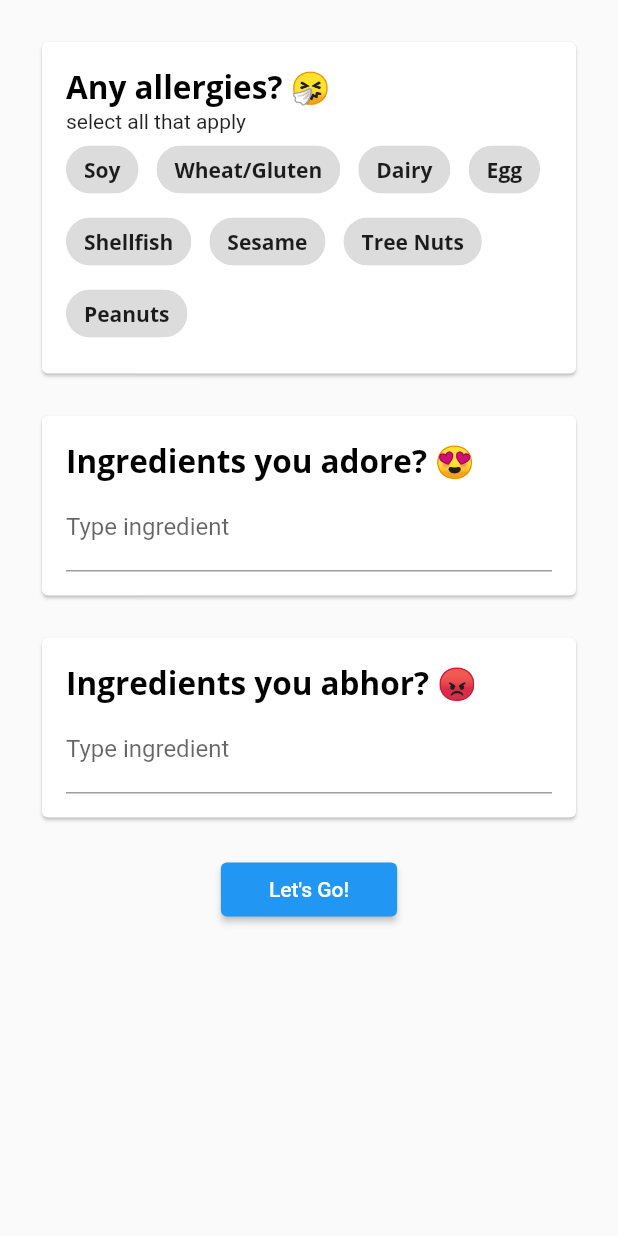
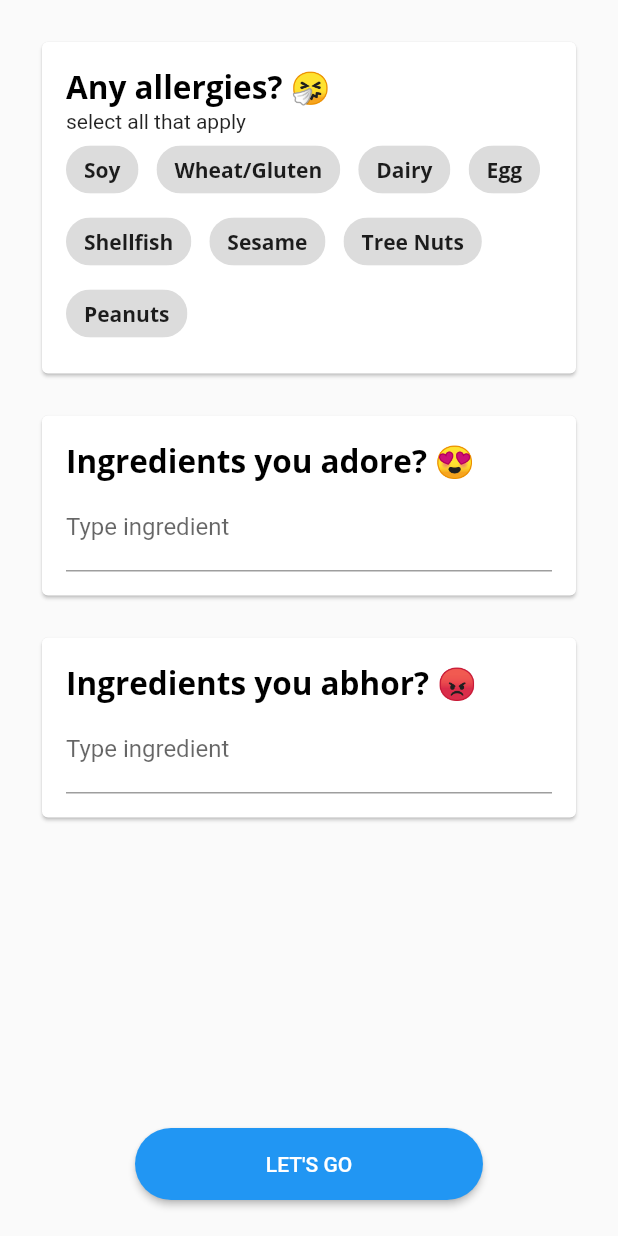
Before and after one commit to zachsg/bindl, a Flutter app: the screen it shows after launch, after a tap on the "thumb down" icon, after a tap on the "thumb up" icon, on a phone screen of 412 x 824 dp. Run offline on Flutter 3.47's test engine with Material 2 defaults, Android fonts, the phone set to English and light mode, and no system bars; our stand-ins replace flutter_riverpod, flutter_typeahead, google_fonts, shared_preferences, supabase_flutter; accounts and stored records are empty.

```diff
--- a/lib/survey/survey_form.dart
+++ b/lib/survey/survey_form.dart
@@ -27,6 +27,9 @@ class _SurveyFormState extends ConsumerState<SurveyForm> {
   @override
   Widget build(BuildContext context) {
     return Form(
+      child: Column(
+        children: [
+          Expanded(
             child: ListView(
               children: [
                 Card(
@@ -65,14 +68,16 @@ class _SurveyFormState extends ConsumerState<SurveyForm> {
                               decoration: const InputDecoration(
                                   labelText: 'Type ingredient')),
                           suggestionsCallback: (pattern) {
-                      return Ingredients.getSuggestions(ref, pattern, true);
+                            return Ingredients.getSuggestions(
+                                ref, pattern, true);
                           },
                           itemBuilder: (context, suggestion) {
                             return ListTile(
                               title: Text(suggestion as String),
                             );
                           },
-                    transitionBuilder: (context, suggestionsBox, controller) {
+                          transitionBuilder:
+                              (context, suggestionsBox, controller) {
                             return suggestionsBox;
                           },
                           onSuggestionSelected: (suggestion) {
@@ -118,14 +123,16 @@ class _SurveyFormState extends ConsumerState<SurveyForm> {
                               decoration: const InputDecoration(
                                   labelText: 'Type ingredient')),
                           suggestionsCallback: (pattern) {
-                      return Ingredients.getSuggestions(ref, pattern, false);
+                            return Ingredients.getSuggestions(
+                                ref, pattern, false);
                           },
                           itemBuilder: (context, suggestion) {
                             return ListTile(
                               title: Text(suggestion as String),
                             );
                           },
-                    transitionBuilder: (context, suggestionsBox, controller) {
+                          transitionBuilder:
+                              (context, suggestionsBox, controller) {
                             return suggestionsBox;
                           },
                           onSuggestionSelected: (suggestion) {
@@ -153,18 +160,33 @@ class _SurveyFormState extends ConsumerState<SurveyForm> {
                     ),
                   ),
                 ),
-          const SizedBox(height: 20),
+              ],
+            ),
+          ),
           Row(
             mainAxisAlignment: MainAxisAlignment.spaceBetween,
             children: [
               const Spacer(),
               ElevatedButton(
+                style: ButtonStyle(
+                  shape: MaterialStateProperty.all<RoundedRectangleBorder>(
+                    RoundedRectangleBorder(
+                      borderRadius: BorderRadius.circular(50.0),
+                    ),
+                  ),
+                ),
                 onPressed: () {
                   Navigator.restorablePushNamed(context, SignInView.routeName);
                 },
-                child: const Padding(
-                  padding: EdgeInsets.symmetric(horizontal: 16),
-                  child: Text('Let\'s Go!'),
+                child: Container(
+                  width: 200,
+                  padding: const EdgeInsets.symmetric(vertical: 16),
+                  child: Row(
+                    mainAxisAlignment: MainAxisAlignment.center,
+                    children: const [
+                      Text('LET\'S GO'),
+                    ],
+                  ),
                 ),
               ),
               const Spacer(),
```
Also changed, not shown: lib/shared/ingredients.dart (+6 -13 lines), lib/sign_in/sign_in_view.dart (+4 -4 lines). Lines whose indentation alone changed are shown as unchanged.
